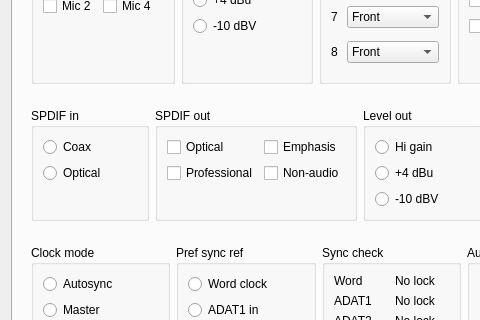
Before: the Qt Designer form libffado/support/mixer-qt4/ffado/mixer/rme.ui in adiknoth/ffado, drawn with Qt 5; both pictures show x 0 to 480 and y 267 to 587 of the 637 by 781 pixel window.
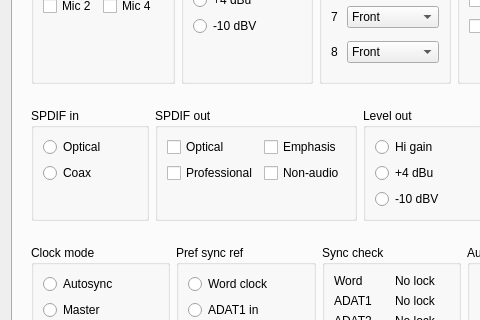
After: the same form once the commit is applied.

```diff
--- a/libffado/support/mixer-qt4/ffado/mixer/rme.ui
+++ b/libffado/support/mixer-qt4/ffado/mixer/rme.ui
@@ -472,6 +472,13 @@
              <string>SPDIF in</string>
             </property>
             <layout class="QVBoxLayout" name="verticalLayout_2">
+             <item>
+              <widget class="QRadioButton" name="spdif_input_optical">
+               <property name="text">
+                <string>Optical</string>
+               </property>
+              </widget>
+             </item>
              <item>
               <widget class="QRadioButton" name="spdif_input_coax">
                <property name="text">
@@ -479,13 +486,6 @@
                </property>
               </widget>
              </item>
-             <item>
-              <widget class="QRadioButton" name="spdif_input_optical">
-               <property name="text">
-                <string>Optical</string>
-               </property>
-              </widget>
-             </item>
              <item>
               <spacer name="verticalSpacer_7">
                <property name="orientation">
```
Left out of the diff: 4 changed lines with no effect on the pictures.
